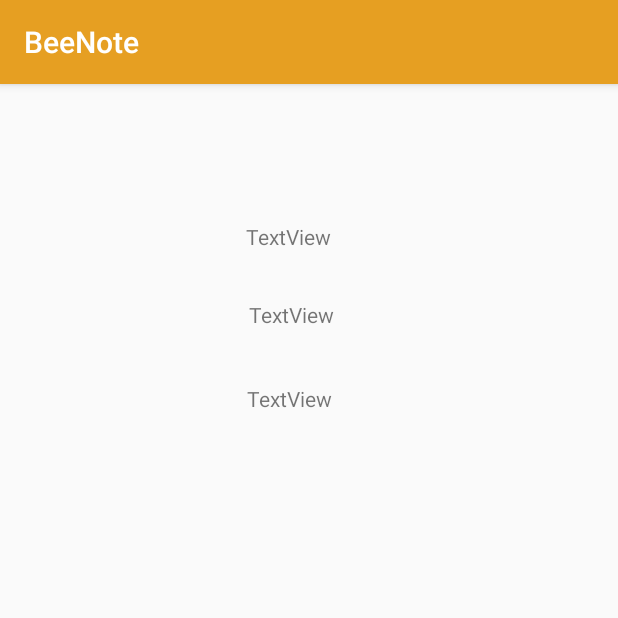
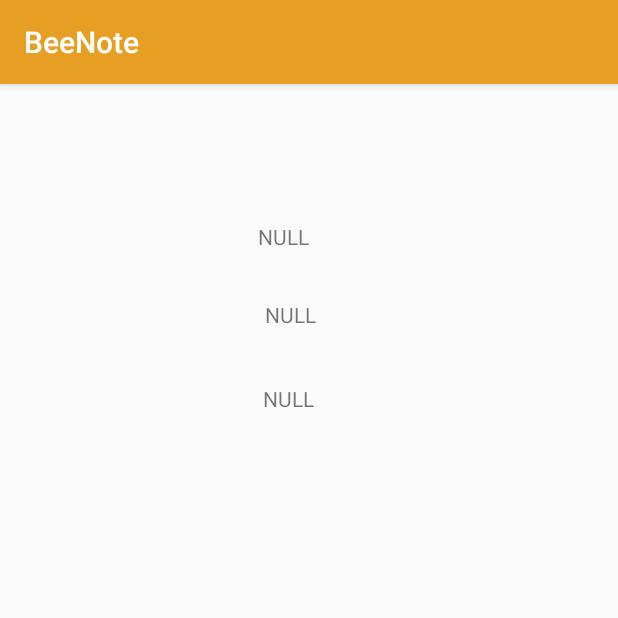
Before and after one commit to MarcFelip/ProjecteApp, an Android app: the Perfil_User screen opened directly, with no data from a screen before it, on a phone screen of 412 x 824 dp, the top half of it. Run offline under Robolectric (Android 15) with nearby library versions, the phone set to English and light mode, and no system bars.

Commit message:
Encode SHA-256 (Utils)
Falla el login d'una persona registrada des de l'app.

```diff
--- a/BeeNote/app/src/main/res/layout/activity_login.xml
+++ b/BeeNote/app/src/main/res/layout/activity_login.xml
@@ -57,7 +57,10 @@
         android:textColor="#FFFFFF"
         android:textColorHint="#FFFFFF"
         app:layout_constraintStart_toStartOf="parent"
-        app:layout_constraintTop_toTopOf="parent" />
+        app:layout_constraintTop_toTopOf="parent"
+        android:password="true"
+        />
+
 
     <Button
         android:id="@+id/Button_Login"
--- a/BeeNote/app/src/main/res/layout/activity_perfil__user.xml
+++ b/BeeNote/app/src/main/res/layout/activity_perfil__user.xml
@@ -11,9 +11,8 @@
         android:layout_width="wrap_content"
         android:layout_height="wrap_content"
         android:layout_marginStart="60dp"
-        android:layout_marginLeft="60dp"
         android:layout_marginTop="92dp"
-        android:text="TextView"
+        android:text="NULL"
         app:layout_constraintEnd_toEndOf="parent"
         app:layout_constraintHorizontal_bias="0.352"
         app:layout_constraintStart_toStartOf="parent"
@@ -24,7 +23,7 @@
         android:layout_width="wrap_content"
         android:layout_height="wrap_content"
         android:layout_marginTop="144dp"
-        android:text="TextView"
+        android:text="NULL"
         app:layout_constraintEnd_toEndOf="parent"
         app:layout_constraintHorizontal_bias="0.468"
         app:layout_constraintStart_toStartOf="parent"
@@ -35,7 +34,7 @@
         android:layout_width="wrap_content"
         android:layout_height="wrap_content"
         android:layout_marginTop="200dp"
-        android:text="TextView"
+        android:text="NULL"
         app:layout_constraintEnd_toEndOf="parent"
         app:layout_constraintHorizontal_bias="0.463"
         app:layout_constraintStart_toStartOf="parent"
```
Also changed, not shown: BeeNote/app/build.gradle (+6 -1 lines), BeeNote/app/src/main/java/cat/udl/tidic/amd/beenote/MainActivity.java (+6 -25 lines), BeeNote/app/src/main/java/cat/udl/tidic/amd/beenote/utils/Utils.java (added, +35 -0 lines).
